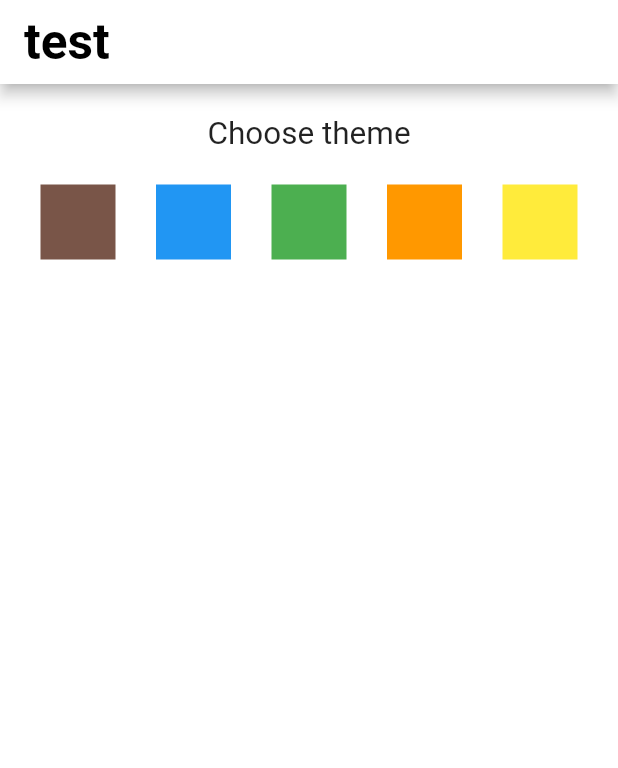
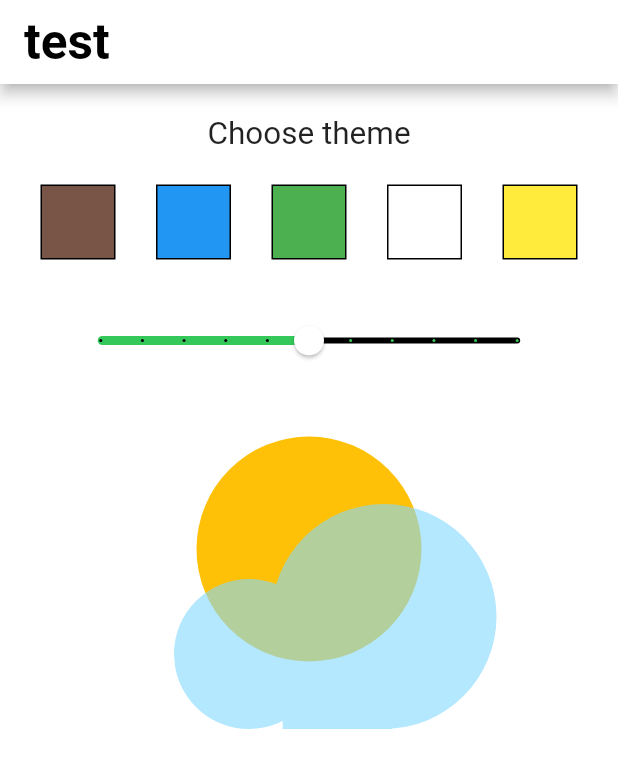
Before and after one commit to matua/advanced_widgets, a Flutter app: the screen it shows after launch, on a phone screen of 412 x 824 dp. Shown: the top 768 px of the screen. Run offline on Flutter 3.47's test engine with Material 2 defaults, Android fonts, the phone set to English and light mode, and no system bars; our stand-ins replace freezed_annotation.

```diff
--- a/lib/business/theme_controller.dart
+++ b/lib/business/theme_controller.dart
@@ -1,4 +1,6 @@
 import 'package:flutter/material.dart';
+
+import '../data/model/my_theme_data.dart';
 
 class ThemeController extends InheritedWidget {
   const ThemeController({
@@ -19,15 +21,3 @@ class ThemeController extends InheritedWidget {
   bool updateShouldNotify(ThemeController oldWidget) =>
       myThemeData != oldWidget.myThemeData;
 }
-
-class MyThemeData {
-  MyThemeData({
-    required this.appBarColor,
-    required this.backGroundColor,
-    required this.appBarTitleTextColor,
-  });
-
-  Color? appBarColor;
-  Color? backGroundColor;
-  Color? appBarTitleTextColor;
-}
--- /dev/null
+++ b/lib/data/model/my_theme_data.dart
@@ -0,0 +1,20 @@
+import 'dart:ui';
+
+import 'package:freezed_annotation/freezed_annotation.dart';
+
+part 'my_theme_data.freezed.dart';
+
+@unfreezed
+class MyThemeData with _$MyThemeData {
+  // MyThemeData({
+  //   required this.appBarColor,
+  //   required this.backGroundColor,
+  //   required this.appBarTitleTextColor,
+  // });
+
+  factory MyThemeData({
+    required Color? appBarColor,
+    required Color? backGroundColor,
+    required Color? appBarTitleTextColor,
+  }) = _MyThemeData;
+}
--- a/lib/views/color_picker_widget.dart
+++ b/lib/views/color_picker_widget.dart
@@ -24,7 +24,8 @@ class ColorPickerWidget extends StatelessWidget {
           height: 50,
           width: 50,
           child: Container(
-            color: color,
+            decoration: BoxDecoration(
+                color: color, border: Border.all(color: Colors.black)),
           ),
         ));
   }
--- a/lib/views/weather_app.dart
+++ b/lib/views/weather_app.dart
@@ -1,4 +1,6 @@
 import 'package:advanced_widgets/views/color_picker_widget.dart';
+import 'package:advanced_widgets/views/weather_painter.dart';
+import 'package:flutter/cupertino.dart';
 import 'package:flutter/material.dart';
 import 'package:provider/provider.dart';
 
@@ -14,10 +16,10 @@ class WeatherApp extends StatefulWidget {
 
 class _WeatherAppState extends State<WeatherApp> {
   late Brightness brightness;
+  double opacity = 0.5;
 
   @override
   Widget build(BuildContext context) {
-    print('BUILD');
     return ThemeController(
       myThemeData: context.watch<ThemeState>().myThemeData,
       child: SizedBox(
@@ -73,8 +75,8 @@ class _WeatherAppState extends State<WeatherApp> {
                           appBarTitleTextColor: Colors.white,
                         ),
                         ColorPickerWidget(
-                          color: Colors.orange,
-                          backGroundColor: Colors.orange.shade300,
+                          color: Colors.white,
+                          backGroundColor: Colors.white,
                           appBarTitleTextColor: Colors.blue,
                         ),
                         ColorPickerWidget(
@@ -84,6 +86,32 @@ class _WeatherAppState extends State<WeatherApp> {
                         ),
                       ],
                     ),
+                    SizedBox(height: 30),
+                    Builder(builder: (BuildContext context) {
+                      return Container(
+                        width: MediaQuery.of(context).size.width / 5 * 4,
+                        child: Slider(
+                          thumbColor:
+                              ThemeController.of(context).backGroundColor,
+                          inactiveColor:
+                              ThemeController.of(context).appBarTitleTextColor,
+                          min: 0.0,
+                          max: 1.0,
+                          value: opacity,
+                          divisions: 10,
+                          onChanged: (double value) {
+                            setState(() {
+                              opacity = value;
+                            });
+                          },
+                          activeColor: CupertinoColors.activeGreen,
+                        ),
+                      );
+                    }),
+                    CustomPaint(
+                      size: Size(double.infinity, 200),
+                      painter: WeatherPainter(opacity: opacity),
+                    )
                   ],
                 )));
       })),
```
Also changed, not shown: lib/business/theme_state.dart (+10 -5 lines), lib/views/weather_painter.dart (added, +161 -0 lines), pubspec.yaml (+3 -5 lines), lib/data/model/my_theme_data.freezed.dart (added), pubspec.lock.
